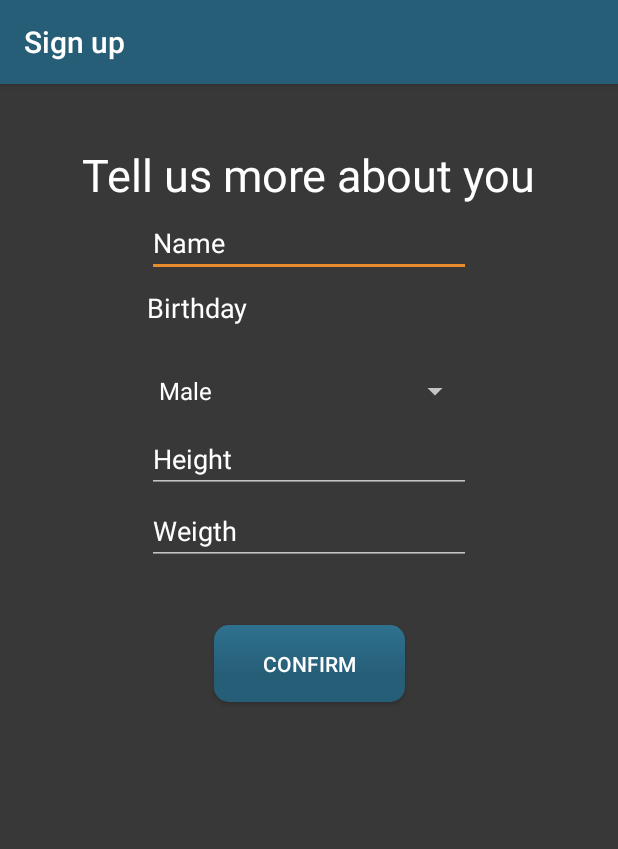
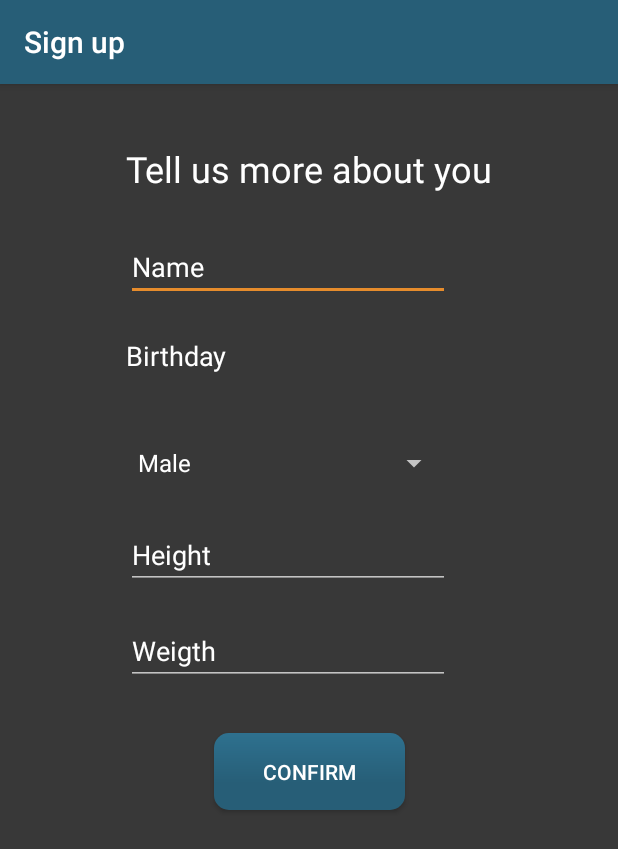
Before and after one commit to mikkelsander/NJORD, an Android app: the SignUpActivity screen opened directly, with no data from a screen before it, on a phone screen of 412 x 824 dp. Shown: the top 849 px of the screen. Run offline under Robolectric (Android 15) with nearby library versions, the phone set to English and light mode, and no system bars.

Commit message:
sign up layout

```diff
--- a/app/src/main/res/layout/activity_sign_up.xml
+++ b/app/src/main/res/layout/activity_sign_up.xml
@@ -20,7 +20,7 @@
         android:layout_marginEnd="16dp"
         app:layout_constraintRight_toRightOf="parent"
         android:textColor="@color/white"
-        android:textSize="30sp" />
+        android:textSize="24sp" />
 
     <EditText
         android:layout_width="216dp"
@@ -31,12 +31,9 @@
         android:hint="Name"
         android:textColorHint="@color/white"
         android:textSize="18sp"
-        android:layout_marginTop="8dp"
+        android:layout_marginTop="32dp"
         app:layout_constraintTop_toBottomOf="@+id/signUp_title_textView"
-        android:layout_marginStart="16dp"
-        app:layout_constraintLeft_toLeftOf="parent"
-        android:layout_marginEnd="16dp"
-        app:layout_constraintRight_toRightOf="parent" />
+        app:layout_constraintLeft_toLeftOf="@+id/signUp_title_textView" />
 
     <TextView
         android:hint="Birthday"
@@ -45,14 +42,11 @@
         android:inputType="date"
         android:ems="10"
         android:id="@+id/signUp_birthday_textView"
-        android:layout_marginTop="8dp"
+        android:layout_marginTop="24dp"
         app:layout_constraintTop_toBottomOf="@+id/signUp_name_editText"
-        android:layout_marginEnd="16dp"
-        app:layout_constraintRight_toRightOf="parent"
-        android:layout_marginStart="16dp"
-        app:layout_constraintLeft_toLeftOf="parent"
         android:layout_height="40dp"
-        android:textSize="18sp" />
+        android:textSize="18sp"
+        app:layout_constraintLeft_toLeftOf="@+id/signUp_name_editText" />
 
     <Spinner
         android:hint="Gender"
@@ -60,15 +54,12 @@
         android:inputType="textPersonName"
         android:ems="10"
         android:id="@+id/signUp_gender_spinner"
-        android:layout_marginEnd="16dp"
-        app:layout_constraintRight_toRightOf="parent"
-        android:layout_marginStart="16dp"
-        app:layout_constraintLeft_toLeftOf="parent"
         android:textColorHint="@color/white"
         android:textSize="18sp"
-        android:layout_marginTop="8dp"
+        android:layout_marginTop="24dp"
         app:layout_constraintTop_toBottomOf="@+id/signUp_birthday_textView"
-        android:layout_height="40dp" />
+        android:layout_height="40dp"
+        app:layout_constraintLeft_toLeftOf="@+id/signUp_birthday_textView" />
 
     <EditText
         android:hint="Height"
@@ -77,15 +68,11 @@
         android:inputType="number"
         android:ems="10"
         android:id="@+id/signUp_height_editText"
-        android:layout_marginStart="16dp"
-        app:layout_constraintLeft_toLeftOf="parent"
-        android:layout_marginEnd="16dp"
-        app:layout_constraintRight_toRightOf="parent"
-        android:layout_marginTop="8dp"
+        android:layout_marginTop="24dp"
         app:layout_constraintTop_toBottomOf="@+id/signUp_gender_spinner"
         android:layout_width="216dp"
         android:maxLength="3"
-        />
+        app:layout_constraintLeft_toLeftOf="@+id/signUp_gender_spinner" />
 
     <EditText
         android:hint="Weigth"
@@ -94,14 +81,11 @@
         android:inputType="number"
         android:ems="10"
         android:id="@+id/signUp_weight_editText"
-        android:layout_marginStart="16dp"
-        app:layout_constraintLeft_toLeftOf="parent"
-        android:layout_marginEnd="16dp"
-        app:layout_constraintRight_toRightOf="parent"
-        android:layout_marginTop="8dp"
+        android:layout_marginTop="24dp"
         app:layout_constraintTop_toBottomOf="@+id/signUp_height_editText"
         android:layout_width="216dp"
-        android:maxLength="3" />
+        android:maxLength="3"
+        app:layout_constraintLeft_toLeftOf="@+id/signUp_height_editText" />
 
 
     <Button
@@ -112,15 +96,15 @@
         android:layout_width="127dp"
         android:layout_height="51dp"
         android:id="@+id/signUp_confirm_button"
-        android:layout_marginStart="16dp"
-        app:layout_constraintLeft_toLeftOf="parent"
-        android:layout_marginEnd="16dp"
-        app:layout_constraintRight_toRightOf="parent"
-        android:layout_marginTop="40dp"
+        android:layout_marginTop="32dp"
         app:layout_constraintTop_toBottomOf="@+id/signUp_weight_editText"
         app:layout_constraintBottom_toBottomOf="parent"
         android:layout_marginBottom="16dp"
-        app:layout_constraintVertical_bias="0.0" />
+        app:layout_constraintVertical_bias="0.0"
+        android:layout_marginEnd="16dp"
+        app:layout_constraintRight_toRightOf="parent"
+        android:layout_marginStart="16dp"
+        app:layout_constraintLeft_toLeftOf="parent" />
 
 
 </android.support.constraint.ConstraintLayout>
```
